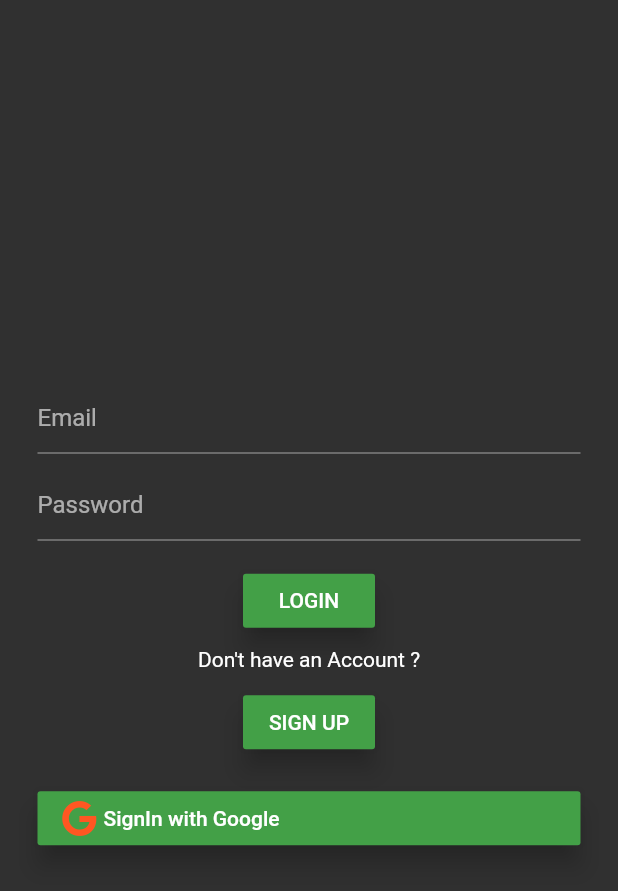
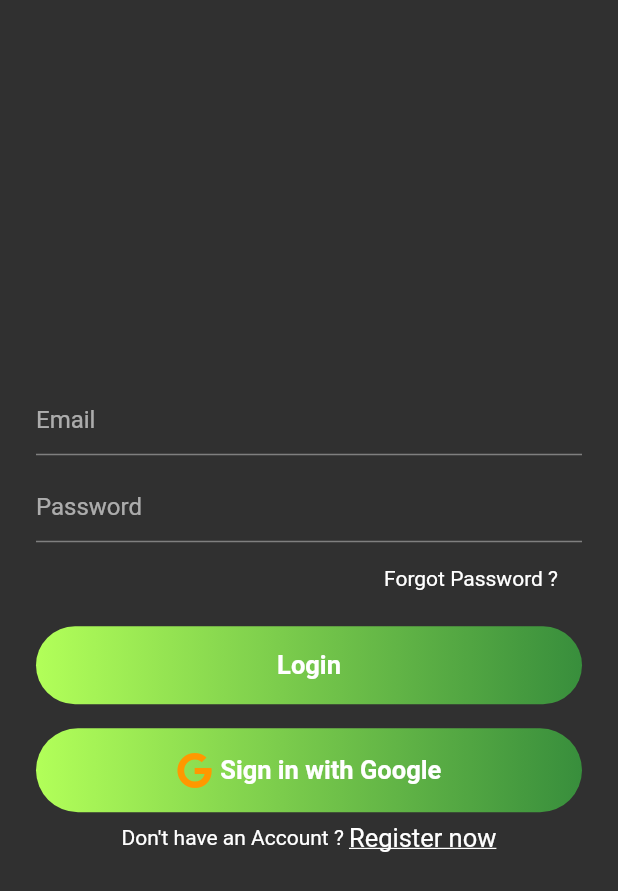
Before and after one commit to ChinmayMunje/firebase_flutter_app, a Flutter app: the screen it shows after launch, on a phone screen of 412 x 824 dp. Shown: the top 891 px of the screen. Run offline on Flutter 3.47's test engine with Material 2 defaults, Android fonts, the phone set to English and light mode, and no system bars; our stand-ins replace cloud_firestore, firebase_auth, firebase_core, font_awesome_flutter, google_sign_in; accounts and stored records are empty.

```diff
--- a/lib/Login.dart
+++ b/lib/Login.dart
@@ -2,6 +2,7 @@ import 'package:firebase_auth/firebase_auth.dart';
 import 'package:firebase_core/firebase_core.dart';
 import 'package:flutter/material.dart';
 import 'package:flutter/painting.dart';
+import 'package:flutter/rendering.dart';
 import 'package:font_awesome_flutter/font_awesome_flutter.dart';
 
 //Google SignIn Authentication
@@ -17,7 +18,6 @@ class Login extends StatefulWidget {
 class _LoginState extends State<Login> {
   String _email;
   String _password;
-
 
   final FirebaseAuth _auth = FirebaseAuth.instance;
   final GoogleSignIn googleSignIn = GoogleSignIn();
@@ -51,13 +51,25 @@ class _LoginState extends State<Login> {
     return null;
   }
 
+  Future resetPassword(String email) async{
+    try{
+      return await _auth.sendPasswordResetEmail(email: _email);
+
+    } catch(e){
+      print(e.toString());
+    }
+  }
+
 
   @override
   Widget build(BuildContext context) {
     return Scaffold(
-      body: Center(
+      body: SingleChildScrollView(
         child: Container(
-          padding: EdgeInsets.all(25.0),
+          height: MediaQuery.of(context).size.height,
+          alignment: Alignment.bottomCenter,
+          child: Container(
+            padding: EdgeInsets.symmetric(horizontal: 24),
             child: Column(
               mainAxisAlignment: MainAxisAlignment.center,
               children: [
@@ -84,64 +96,84 @@ class _LoginState extends State<Login> {
                     });
                   },
                 ),
+                SizedBox(height: 8.0),
+
+                Container(
+                  alignment: Alignment.centerRight,
+                  child: Container(
+                    padding: EdgeInsets.symmetric(horizontal: 16.0, vertical: 8.0),
+                    child: Text("Forgot Password ?"),
+                  ),
+                ),
                 SizedBox(height: 16.0),
 
-              RaisedButton(
-                  child: Text("LOGIN"),
-                  color: Colors.green[600],
-                  textColor: Colors.white,
-                  elevation: 7.0,
-                  onPressed: (){
-                    FirebaseAuth.instance.signInWithEmailAndPassword(email: _email, password: _password).then((user) {
-                      Navigator.of(context).pushReplacementNamed('/homepage');
-                    }).catchError((e) {
+                GestureDetector(
+                  onTap: (){
+                    FirebaseAuth.instance.signInWithEmailAndPassword(email: _email, password: _password).then((user){
+                      Navigator.of(context).pushReplacementNamed('/dashboard');
+                    }).catchError((e){
                       print(e);
                     });
+                  },
+                  child: Container(
+                    alignment: Alignment.center,
+                    width: MediaQuery.of(context).size.width,
+                    padding: EdgeInsets.symmetric(vertical: 16),
+                    decoration: BoxDecoration(
+                      borderRadius: BorderRadius.circular(30),
+                      gradient: LinearGradient(
+                        colors: [Colors.lightGreenAccent,Colors.green[700]]
+                      ),
+                    ),
+                    child: Text("Login",style: TextStyle(color: Colors.white, fontSize: 17, fontWeight: FontWeight.bold),),
+                  ),
+                ),
+                SizedBox(height: 16.0),
+
+                GestureDetector(
+                  onTap: (){
+                    signInWithGoogle().then((result) {
+                      if(result != null){
+                        Navigator.of(context).pushReplacementNamed('/dashboard');
                       }
+                    });
+                  },
+                    child: Container(
+                      alignment: Alignment.center,
+                      width: MediaQuery.of(context).size.width,
+                      padding: EdgeInsets.symmetric(vertical: 16),
+                      decoration: BoxDecoration(
+                        borderRadius: BorderRadius.circular(30),
+                        gradient: LinearGradient(
+                            colors: [Colors.lightGreenAccent,Colors.green[700]]
                         ),
+                      ),
+                      child: Row(
+                        mainAxisAlignment: MainAxisAlignment.center,
+                        children: [
+                          Icon(FontAwesomeIcons.google, color: Colors.orange),
+                          SizedBox(width: 5),
+                          Text("Sign in with Google",style: TextStyle(color: Colors.white, fontSize: 17, fontWeight: FontWeight.bold),),
+                        ],
+                      ),
+                    ),
+                  ),
+
                 SizedBox(height: 7.0),
 
-              Text("Don't have an Account ?"),
-              SizedBox(height: 10.0),
-
-              RaisedButton(
-                  child: Text("SIGN UP"),
-                  color: Colors.green[600],
-                  textColor: Colors.white,
-                  elevation: 7.0,
-                  onPressed: () {
+                Row(
+                  mainAxisAlignment: MainAxisAlignment.center,
+                  children: [
+                    Text("Don't have an Account ? "),
+                    GestureDetector(
+                      onTap: (){
                         Navigator.of(context).pushNamed('/signup');
-                  }
-              ),
-
-              SizedBox(height: 16.0),
-
-              RaisedButton(
-                  child: Row(
-                    children: [
-                      Icon(FontAwesomeIcons.google, color: Colors.deepOrange),
-                      SizedBox(width: 4.0),
-                      Text('SignIn with Google'),
+                      },
+                        child: Text("Register now", style: TextStyle(color: Colors.white,fontSize: 17, decoration: TextDecoration.underline))),
                   ],
                 ),
-                  color: Colors.green[600],
-                  textColor: Colors.white,
-                  elevation: 7.0,
-                  onPressed: (){
-                    // _signIn().whenComplete(() async {
-                    //   FirebaseUser user = await FirebaseAuth.instance.currentUser;
-                    //   Navigator.of(context).pushReplacementNamed('/homepage');
-                    // });
-
-                    signInWithGoogle().then((result){
-                      if(result != null){
-                          Navigator.of(context).pushReplacementNamed('/homepage');
-                      }
-                    });
-                  }
+              ],
             ),
-
-            ],
           ),
         ),
       ),
--- a/lib/main.dart
+++ b/lib/main.dart
@@ -1,4 +1,5 @@
 import 'package:firebase_core/firebase_core.dart';
+import 'package:firebase_flutter_app/Dashboard.dart';
 import 'package:firebase_flutter_app/Home_Page.dart';
 import 'package:firebase_flutter_app/Login.dart';
 import 'package:firebase_flutter_app/Signup.dart';
@@ -24,6 +25,7 @@ class MyApp extends StatelessWidget {
         '/landingpage': (BuildContext context)=> new MyApp(),
         '/signup': (BuildContext context)=> new Signup(),
         '/homepage': (BuildContext context)=> new Home_Page(),
+        '/dashboard': (BuildContext context)=> new Dashboard(),
       },
     );
   }
```
Also changed, not shown: lib/Dashboard.dart (added, +150 -0 lines), lib/Home_Page.dart (+17 -21 lines), lib/SearchScreen.dart (added, +48 -0 lines), lib/Signup.dart (+22 -12 lines), lib/services/crud.dart (added, +28 -0 lines), 1 other file. Lines whose indentation alone changed are shown as unchanged.
